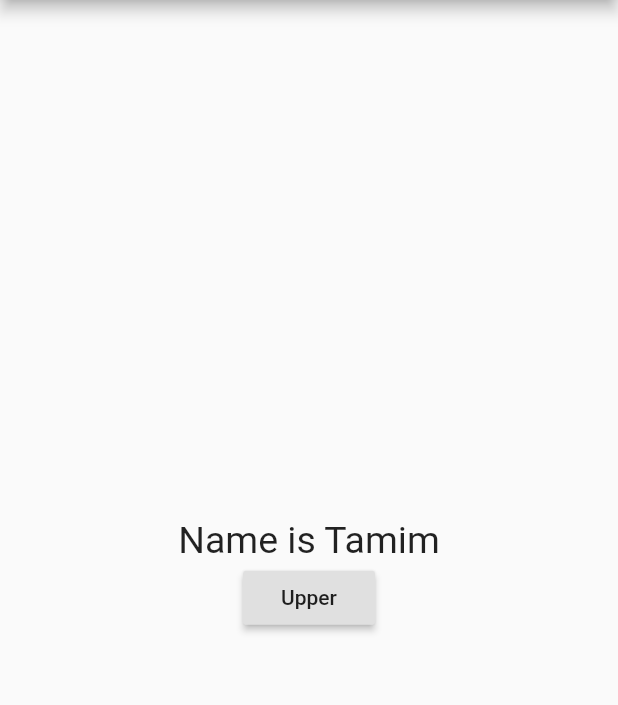
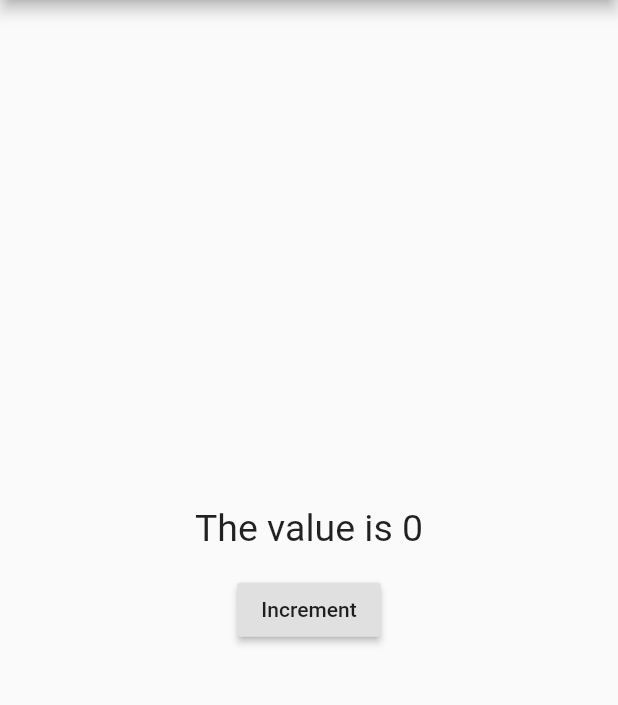
Before and after one commit to tamimiskhan/getx_flutter, a Flutter app: the screen it shows after launch, on a phone screen of 412 x 824 dp, the part 84-789 px from its top. Run offline on Flutter 3.47's test engine with Material 2 defaults, Android fonts, the phone set to English and light mode, and no system bars; our stand-ins replace get.

```diff
--- a/lib/main.dart
+++ b/lib/main.dart
@@ -7,6 +7,9 @@ void main() {
 }
 
 class MyApp extends StatelessWidget {
+//If init property us not used Getx<Type of controller > then
+//create the instance of controller as follow
+
 
   MyController myController = Get.put(MyController());
 
@@ -23,20 +26,25 @@ class MyApp extends StatelessWidget {
             mainAxisAlignment: MainAxisAlignment.center,
             crossAxisAlignment: CrossAxisAlignment.center,
             children: [
-              Obx(
-                () => Text(
-                  "Name is ${myController.student.value.name}",
-                  style: TextStyle(fontSize: 25),
-                ),
+              GetX<MyController>(
+
+                builder: (controller) {
+                  return Text("The value is ${myController.count}",
+                      style: TextStyle(fontSize: 25));
+                },
+              ),
+              SizedBox(
+                height: 16,
               ),
               RaisedButton(
-                child: Text("Upper"),
                 onPressed: () {
-                  myController.convertToUpperCase();
+                  myController.increment();
 
-                  //  student.name.value = student.name.value.toUpperCase();
+                  //If instance of controller not create at top
+                 // Get.find<MyController>().increment();
                 },
-              ),
+                child: Text("Increment"),
+              )
             ],
           ),
         ),
--- a/lib/my_controller.dart
+++ b/lib/my_controller.dart
@@ -1,20 +1,9 @@
-import 'package:flutter/material.dart';
 import 'package:get/get.dart';
 
-import 'student.dart';
+class MyController extends GetxController {
+  var count = 0.obs;
 
-class MyController extends GetxController{
- // var student=Student();
-  var student=Student(name: "Tamim",age: 24).obs;
-
-  void convertToUpperCase(){
-
-   // student.name.value=student.name.value.toUpperCase();
-
-    student.update((student) {
-      student.name=student.name.toString().toUpperCase();
-    });
+  void increment() {
+    count++;
   }
-
-
 }
```
